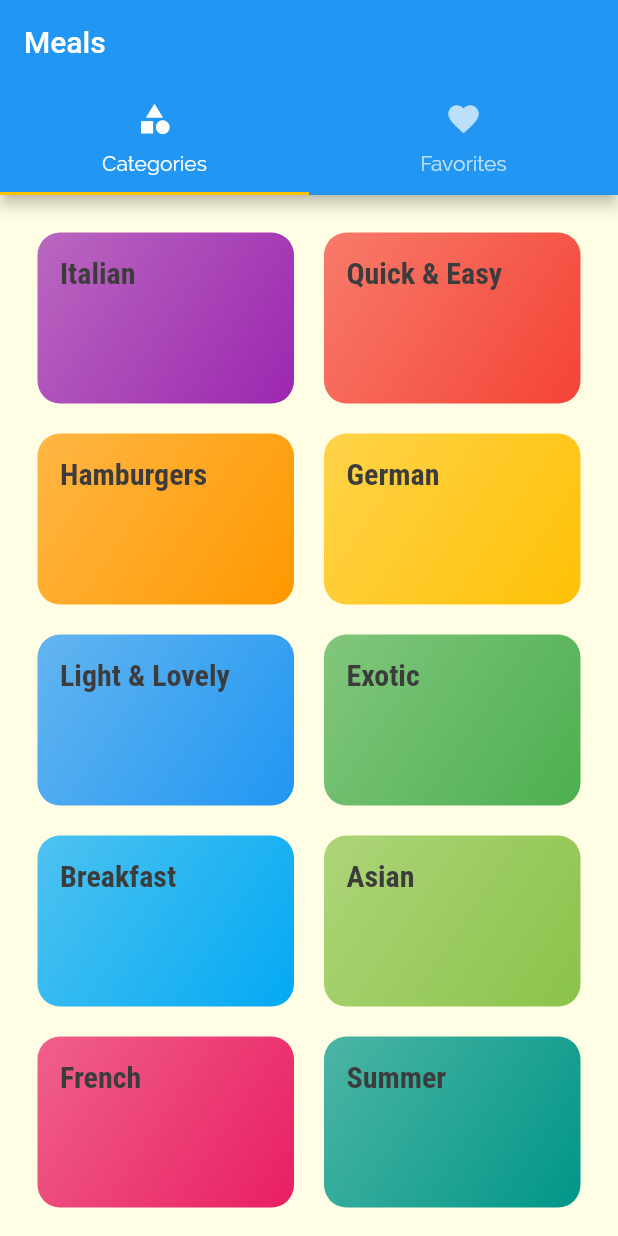
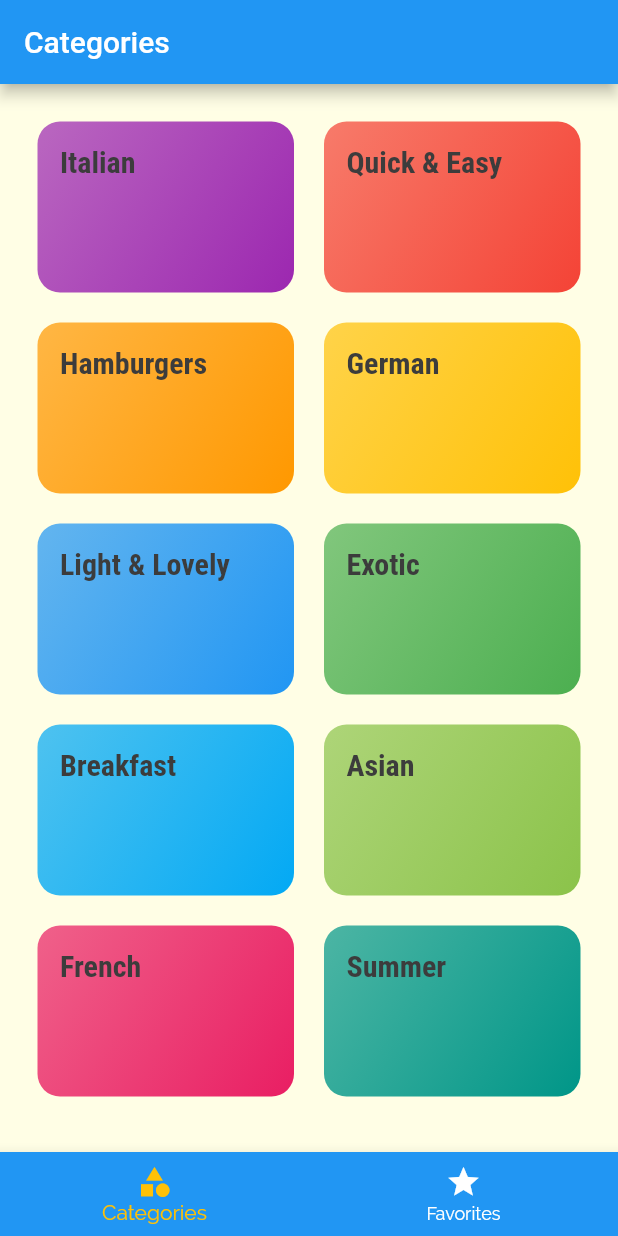
Before and after one commit to zirg41/meals_app, a Flutter app: the screen it shows after launch, on a phone screen of 412 x 824 dp. Run offline on Flutter 3.47's test engine with Material 2 defaults, Android fonts, the phone set to English and light mode, and no system bars.

```diff
--- a/lib/screens/tabs_screen.dart
+++ b/lib/screens/tabs_screen.dart
@@ -1,6 +1,6 @@
 import 'package:flutter/material.dart';
-import 'package:flutter_complete_guide/screens/categories_screen.dart';
-import 'package:flutter_complete_guide/screens/favorites_screen.dart';
+import '/screens/categories_screen.dart';
+import '/screens/favorites_screen.dart';
 
 class TabsScreen extends StatefulWidget {
   @override
@@ -8,32 +8,45 @@ class TabsScreen extends StatefulWidget {
 }
 
 class _TabsScreenState extends State<TabsScreen> {
+  List<Map<String, Object>> _pages = [
+    {"page": CategoriesScreen(), "title": "Categories"},
+    {"page": FavoritesScreen(), "title": "Favorites"}
+  ];
+
+  int _selectedPageIndex = 0;
+
+  void _selectPage(int index) {
+    setState(() {
+      _selectedPageIndex = index;
+    });
+  }
+
   @override
   Widget build(BuildContext context) {
-    return DefaultTabController(
-      length: 2,
-      child: Scaffold(
-        appBar: AppBar(
-          title: Text("Meals"),
-          bottom: TabBar(
-            tabs: [
-              Tab(
-                icon: Icon(Icons.category),
-                text: "Categories",
-              ),
-              Tab(
-                icon: Icon(Icons.favorite),
-                text: "Favorites",
-              ),
-            ],
+    return Scaffold(
+      appBar: AppBar(
+        title: Text(_pages[_selectedPageIndex]["title"]),
+      ),
+      body: _pages[_selectedPageIndex]["page"],
+      bottomNavigationBar: BottomNavigationBar(
+        onTap: _selectPage,
+        backgroundColor: Theme.of(context).primaryColor,
+        unselectedItemColor: Colors.white,
+        selectedItemColor: Theme.of(context).accentColor,
+        currentIndex: _selectedPageIndex,
+        type: BottomNavigationBarType.fixed,
+        items: [
+          BottomNavigationBarItem(
+            backgroundColor: Theme.of(context).primaryColor,
+            icon: Icon(Icons.category),
+            title: Text("Categories"),
           ),
-        ),
-        body: TabBarView(
-          children: [
-            CategoriesScreen(),
-            FavoritesScreen(),
-          ],
-        ),
+          BottomNavigationBarItem(
+            backgroundColor: Theme.of(context).primaryColor,
+            icon: Icon(Icons.star),
+            title: Text("Favorites"),
+          )
+        ],
       ),
     );
   }
```
